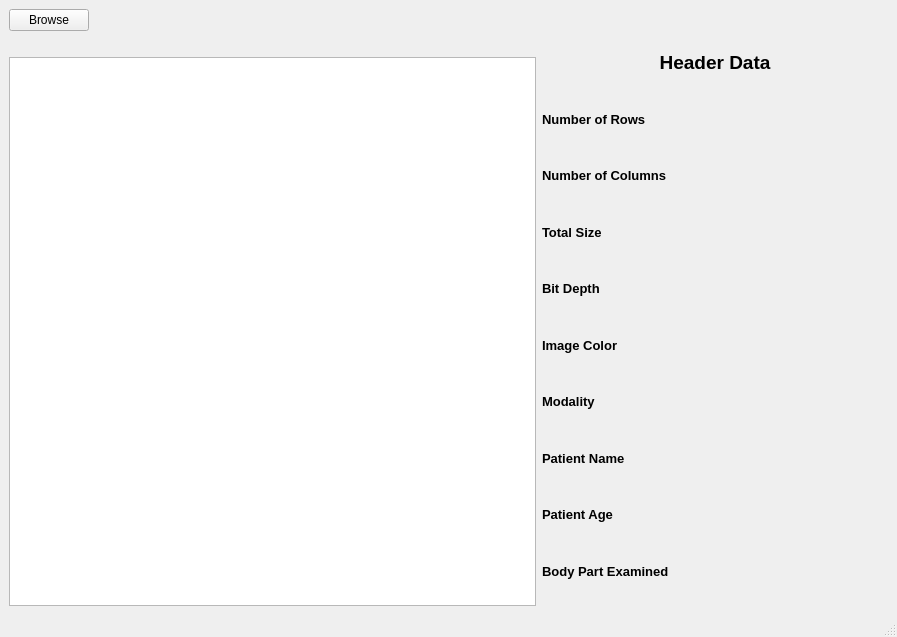
Old version of the form GUI.ui in the repository FarahGamal/Image-Processing-Toolbox.
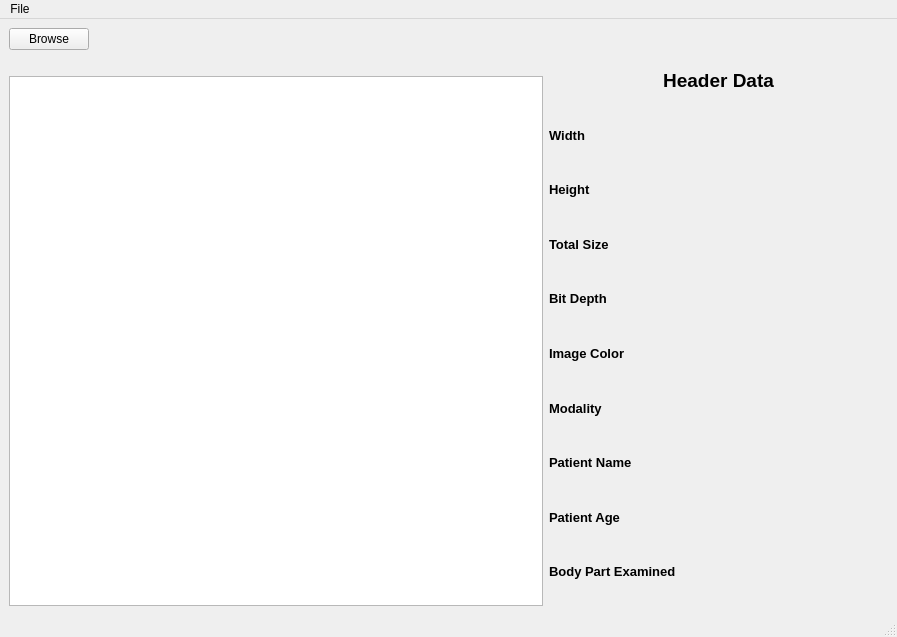
New version of the form.

What changed in the file:
```diff
--- a/GUI.ui
+++ b/GUI.ui
@@ -17,13 +17,6 @@
    <layout class="QGridLayout" name="gridLayout_5">
     <item row="0" column="0" colspan="2">
      <layout class="QGridLayout" name="gridLayout_4">
-      <item row="0" column="0">
-       <widget class="QPushButton" name="pushButton_23">
-        <property name="text">
-         <string>Browse</string>
-        </property>
-       </widget>
-      </item>
       <item row="0" column="1">
        <spacer name="horizontalSpacer">
         <property name="orientation">
@@ -37,6 +30,13 @@
         </property>
        </spacer>
       </item>
+      <item row="0" column="0">
+       <widget class="QPushButton" name="pushButton">
+        <property name="text">
+         <string>Browse</string>
+        </property>
+       </widget>
+      </item>
      </layout>
     </item>
     <item row="1" column="0">
@@ -128,7 +128,7 @@
          </font>
         </property>
         <property name="text">
-         <string>Number of Rows</string>
+         <string>Width</string>
         </property>
        </widget>
       </item>
@@ -149,7 +149,7 @@
          </font>
         </property>
         <property name="text">
-         <string>Number of Columns</string>
+         <string>Height</string>
         </property>
        </widget>
       </item>
@@ -244,22 +244,6 @@
         </property>
        </widget>
       </item>
-      <item row="10" column="1">
-       <spacer name="horizontalSpacer_3">
-        <property name="orientation">
-         <enum>Qt::Horizontal</enum>
-        </property>
-        <property name="sizeType">
-         <enum>QSizePolicy::Fixed</enum>
-        </property>
-        <property name="sizeHint" stdset="0">
-         <size>
-          <width>200</width>
-          <height>1</height>
-         </size>
-        </property>
-       </spacer>
-      </item>
       <item row="0" column="0" colspan="3">
        <widget class="QLabel" name="headerDataLabel">
         <property name="font">
@@ -293,6 +277,22 @@
         </property>
        </spacer>
       </item>
+      <item row="10" column="2">
+       <spacer name="horizontalSpacer_3">
+        <property name="orientation">
+         <enum>Qt::Horizontal</enum>
+        </property>
+        <property name="sizeType">
+         <enum>QSizePolicy::Fixed</enum>
+        </property>
+        <property name="sizeHint" stdset="0">
+         <size>
+          <width>200</width>
+          <height>1</height>
+         </size>
+        </property>
+       </spacer>
+      </item>
      </layout>
     </item>
    </layout>
@@ -306,6 +306,13 @@
      <height>26</height>
     </rect>
    </property>
+   <widget class="QMenu" name="menuFile">
+    <property name="title">
+     <string>File</string>
+    </property>
+    <addaction name="actionOpen"/>
+   </widget>
+   <addaction name="menuFile"/>
   </widget>
   <widget class="QStatusBar" name="statusbar"/>
  </widget>
```
Left out of the diff: 5 changed lines with no effect on the pictures.
